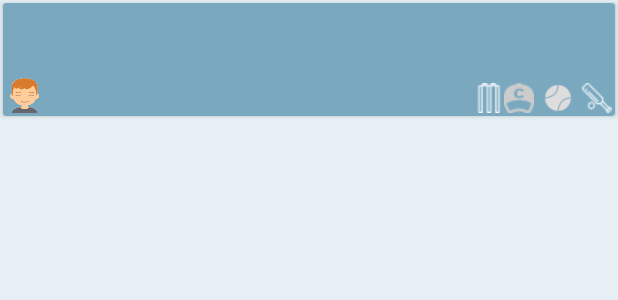
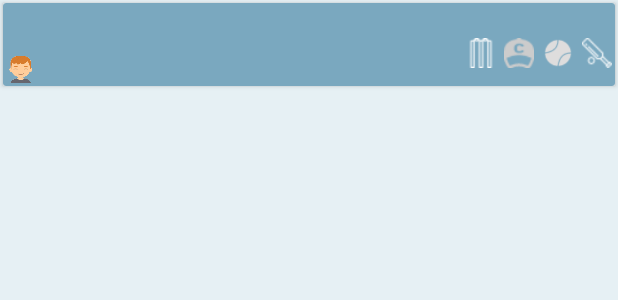
Before and after one commit to Rahulxlash/Proj106, an Android app: the layout team_player.xml on its own in the app's theme, with its tools: preview values and no code run, on a phone screen of 412 x 824 dp. Shown: the top 300 px of the screen. Run offline under Robolectric (Android 15) with nearby library versions, the phone set to English and light mode, and no system bars.

Commit message:
team selection player list refresh

```diff
--- a/app/src/main/java/com/cricketta/league/League/LeagueMatch_frag.java
+++ b/app/src/main/java/com/cricketta/league/League/LeagueMatch_frag.java
@@ -69,9 +69,7 @@ public class LeagueMatch_frag extends BaseFragment implements LeagueContract.Mat
             }
         });
         presenter.loadLeagueMatches(league.leagueId);
-        ((Main_Activity) getActivity()).showToast("yo yo");
         return rootView;
-
     }
 
     private void onItemsLoadComplete() {
--- a/app/src/main/java/com/cricketta/league/Main/Main_Activity.java
+++ b/app/src/main/java/com/cricketta/league/Main/Main_Activity.java
@@ -240,5 +240,4 @@ public class Main_Activity extends BaseActivity
     @Subscribe
     public void onMessageEvent(LoginEvent event) {/* Do something */}
 
-    ;
 }
--- a/app/src/main/res/layout/fragment_select_team_frag.xml
+++ b/app/src/main/res/layout/fragment_select_team_frag.xml
@@ -118,6 +118,7 @@
             </ImageButton>
 
         </RelativeLayout>
+
         <LinearLayout
             android:layout_width="match_parent"
             android:layout_height="match_parent"
@@ -143,9 +144,5 @@
 
         </LinearLayout>
 
-
-
     </RelativeLayout>
-
-
 </FrameLayout>
--- a/app/src/main/res/layout/item_league_list.xml
+++ b/app/src/main/res/layout/item_league_list.xml
@@ -77,9 +77,8 @@
 
                     <TextView
                         android:id="@+id/matchTeam"
-                        android:layout_width="60dp"
+                        android:layout_width="wrap_content"
                         android:layout_height="wrap_content"
-                        android:layout_weight="0"
                         android:text="KKR-KXIP"
                         android:textAlignment="center"
                         android:textSize="12sp"
--- a/app/src/main/res/layout/team_player.xml
+++ b/app/src/main/res/layout/team_player.xml
@@ -22,22 +22,13 @@
 
         <RelativeLayout
             android:layout_width="match_parent"
-            android:layout_height="70dp"
+            android:layout_height="50dp"
             android:layout_marginTop="5dp"
             android:padding="2dp">
 
-            <ImageView
-                android:id="@+id/img_user_team_select"
-                android:layout_width="25dp"
-                android:layout_height="25dp"
-                android:layout_alignParentBottom="true"
-                android:src="@drawable/prof_ico_1">
-
-            </ImageView>
-
             <LinearLayout
-                android:layout_width="150dp"
-                android:layout_height="30dp"
+                android:layout_width="match_parent"
+                android:layout_height="20dp"
                 android:layout_alignParentTop="true"
                 android:layout_centerHorizontal="true">
 
@@ -52,10 +43,20 @@
                 </TextView>
             </LinearLayout>
 
+            <ImageView
+                android:id="@+id/img_user_team_select"
+                android:layout_width="20dp"
+                android:layout_height="20dp"
+                android:layout_alignParentBottom="true"
+                android:src="@drawable/prof_ico_1">
+
+            </ImageView>
+
+
             <LinearLayout
                 android:id="@+id/linearLayout"
-                android:layout_width="150dp"
-                android:layout_height="40dp"
+                android:layout_width="wrap_content"
+                android:layout_height="30dp"
                 android:layout_alignParentBottom="true"
                 android:layout_alignParentRight="true"
                 android:gravity="right"
@@ -67,7 +68,7 @@
                     android:id="@+id/wicket_player"
                     android:layout_width="20dp"
                     android:layout_height="20dp"
-                    android:layout_marginTop="20dp"
+                    android:layout_marginTop="0dp"
                     android:src="@drawable/cricket_wicket_white"
                     android:visibility="@{player.keeper ? View.VISIBLE: View.GONE}" />
 
@@ -75,8 +76,8 @@
                     android:id="@+id/cap_image"
                     android:layout_width="20dp"
                     android:layout_height="20dp"
-                    android:layout_marginTop="20dp"
-
+                    android:layout_marginLeft="5dp"
+                    android:layout_marginTop="0dp"
                     android:src="@drawable/cap"
                     android:visibility="@{player.captain ? View.VISIBLE: View.GONE}" />
 
@@ -84,7 +85,7 @@
                     android:id="@+id/imageView"
                     android:layout_width="wrap_content"
                     android:layout_height="20dp"
-                    android:layout_marginTop="20dp"
+                    android:layout_marginTop="00dp"
                     android:src="@drawable/tennis_ball"
                     android:visibility="@{player.bowl ? View.VISIBLE: View.GONE}" />
 
@@ -92,7 +93,7 @@
                     android:id="@+id/bat_player"
                     android:layout_width="20dp"
                     android:layout_height="20dp"
-                    android:layout_marginTop="20dp"
+                    android:layout_marginTop="00dp"
                     android:src="@drawable/cricket_bat_white2"
                     android:visibility="@{player.bat ? View.VISIBLE: View.GONE}" />
             </LinearLayout>
```
Also changed, not shown: app/src/main/java/com/cricketta/league/LeagueMatch/SelectTeam_frag.java (+34 -5 lines).
